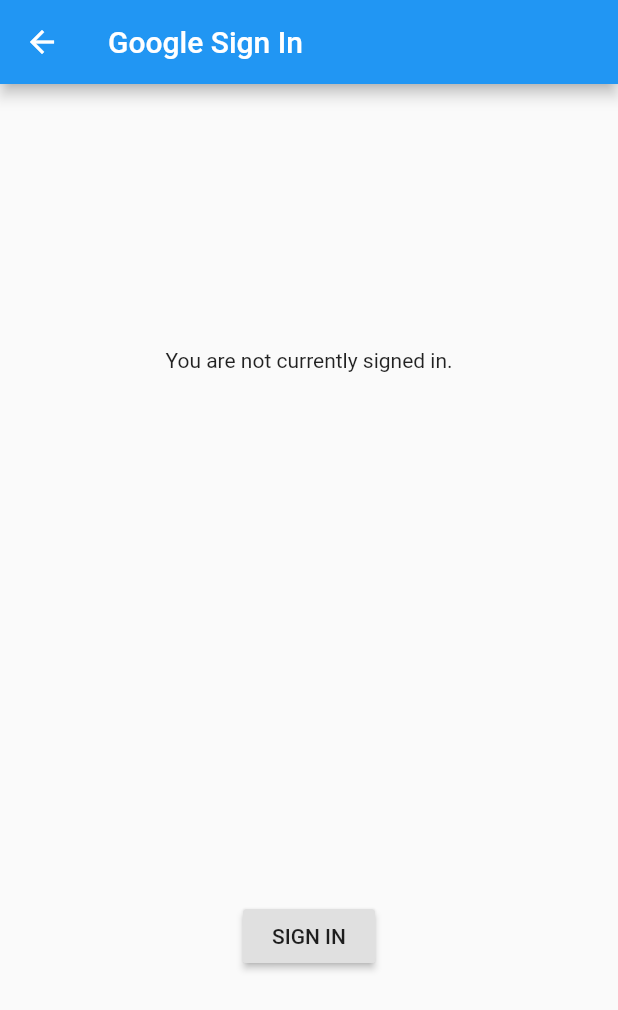
After one commit to sameerss143/negoc8r_customer, a Flutter app: the SignInDemo screen opened by its route, after a tap on "SIGN IN", on a phone screen of 412 x 824 dp. The commit adds this screen. Shown: the top 1010 px of the screen. Run offline on Flutter 3.47's test engine with Material 2 defaults, Android fonts, the phone set to English and light mode, and no system bars; our stand-ins replace firebase_auth, flutter_signin_button, google_sign_in; accounts and stored records are empty.

Commit message:
Updated Pubspec
Added google singin classes and updated pubspec

```diff
--- a/lib/main.dart
+++ b/lib/main.dart
@@ -1,11 +1,12 @@
 import 'package:flutter/material.dart';
-import 'package:negoc8r_customer/Pages/ProductCatalog/ProductPage.dart';
+import 'Pages/ProductCatalog/ProductPage.dart';
 import 'Pages/Customer/AccountHome.dart';
 import 'Pages/Order/OrderPage.dart';
 import 'Pages/ProductCatalog/ProductCatalog.dart';
 import 'Pages/HomePage.dart';
 import 'Pages/WelcomePage.dart';
 import 'Pages/ProductCatalog/ProductList.dart';
+import 'services/GoogleAuthenticationHandler.dart';
 
 //change
 void main() {
@@ -20,6 +21,7 @@ void main() {
         '/productpage': (context) => ProductPage(),
         '/orderpage': (context) => OrderPage(),
         '/customeraccount': (context) => CustomerAccountHome(),
+        '/signindemo': (context) => SignInDemo(),
       },
     ),
   );
--- /dev/null
+++ b/lib/services/GoogleAuthenticationHandler.dart
@@ -0,0 +1,152 @@
+import 'dart:async';
+import 'dart:convert' show json;
+
+import "package:http/http.dart" as http;
+import 'package:flutter/material.dart';
+import 'package:google_sign_in/google_sign_in.dart';
+
+GoogleSignIn _googleSignIn = GoogleSignIn(
+  scopes: <String>[
+    'email',
+    'https://www.googleapis.com/auth/contacts.readonly',
+  ],
+);
+
+/* void main() {
+  runApp(
+    MaterialApp(
+      title: 'Google Sign In',
+      home: SignInDemo(),
+    ),
+  );
+} */
+
+class SignInDemo extends StatefulWidget {
+  @override
+  State createState() => SignInDemoState();
+}
+
+class SignInDemoState extends State<SignInDemo> {
+  GoogleSignInAccount _currentUser;
+  String _contactText;
+
+  @override
+  void initState() {
+    super.initState();
+    _googleSignIn.onCurrentUserChanged.listen((GoogleSignInAccount account) {
+      setState(() {
+        _currentUser = account;
+      });
+      if (_currentUser != null) {
+        _handleGetContact();
+      }
+    });
+    _googleSignIn.signInSilently();
+  }
+
+  Future<void> _handleGetContact() async {
+    setState(() {
+      _contactText = "Loading contact info...";
+    });
+    final http.Response response = await http.get(
+      'https://people.googleapis.com/v1/people/me/connections'
+      '?requestMask.includeField=person.names',
+      headers: await _currentUser.authHeaders,
+    );
+    if (response.statusCode != 200) {
+      setState(() {
+        _contactText = "People API gave a ${response.statusCode} "
+            "response. Check logs for details.";
+      });
+      print('People API ${response.statusCode} response: ${response.body}');
+      return;
+    }
+    final Map<String, dynamic> data = json.decode(response.body);
+    final String namedContact = _pickFirstNamedContact(data);
+    setState(() {
+      if (namedContact != null) {
+        _contactText = "I see you know $namedContact!";
+      } else {
+        _contactText = "No contacts to display.";
+      }
+    });
+  }
+
+  String _pickFirstNamedContact(Map<String, dynamic> data) {
+    final List<dynamic> connections = data['connections'];
+    final Map<String, dynamic> contact = connections?.firstWhere(
+      (dynamic contact) => contact['names'] != null,
+      orElse: () => null,
+    );
+    if (contact != null) {
+      final Map<String, dynamic> name = contact['names'].firstWhere(
+        (dynamic name) => name['displayName'] != null,
+        orElse: () => null,
+      );
+      if (name != null) {
+        return name['displayName'];
+      }
+    }
+    return null;
+  }
+
+  Future<void> _handleSignIn() async {
+    try {
+      await _googleSignIn.signIn();
+    } catch (error) {
+      print(error);
+    }
+  }
+
+  Future<void> _handleSignOut() => _googleSignIn.disconnect();
+
+  Widget _buildBody() {
+    if (_currentUser != null) {
+      return Column(
+        mainAxisAlignment: MainAxisAlignment.spaceAround,
+        children: <Widget>[
+          ListTile(
+            leading: GoogleUserCircleAvatar(
+              identity: _currentUser,
+            ),
+            title: Text(_currentUser.displayName ?? ''),
+            subtitle: Text(_currentUser.email ?? ''),
+          ),
+          const Text("Signed in successfully."),
+          Text(_contactText ?? ''),
+          RaisedButton(
+            child: const Text('SIGN OUT'),
+            onPressed: _handleSignOut,
+          ),
+          RaisedButton(
+            child: const Text('REFRESH'),
+            onPressed: _handleGetContact,
+          ),
+        ],
+      );
+    } else {
+      return Column(
+        mainAxisAlignment: MainAxisAlignment.spaceAround,
+        children: <Widget>[
+          const Text("You are not currently signed in."),
+          RaisedButton(
+            child: const Text('SIGN IN'),
+            onPressed: _handleSignIn,
+          ),
+        ],
+      );
+    }
+  }
+
+  @override
+  Widget build(BuildContext context) {
+    return Scaffold(
+        appBar: AppBar(
+          title: const Text('Google Sign In'),
+        ),
+        body: ConstrainedBox(
+          constraints: const BoxConstraints.expand(),
+          child: _buildBody(),
+        ));
+  }
+}
```
Also changed, not shown: lib/Pages/WelcomePage.dart (+11 -7 lines), lib/services/auth.dart (+8 -2 lines), pubspec.yaml (+5 -4 lines), pubspec.lock, 2 other files.
